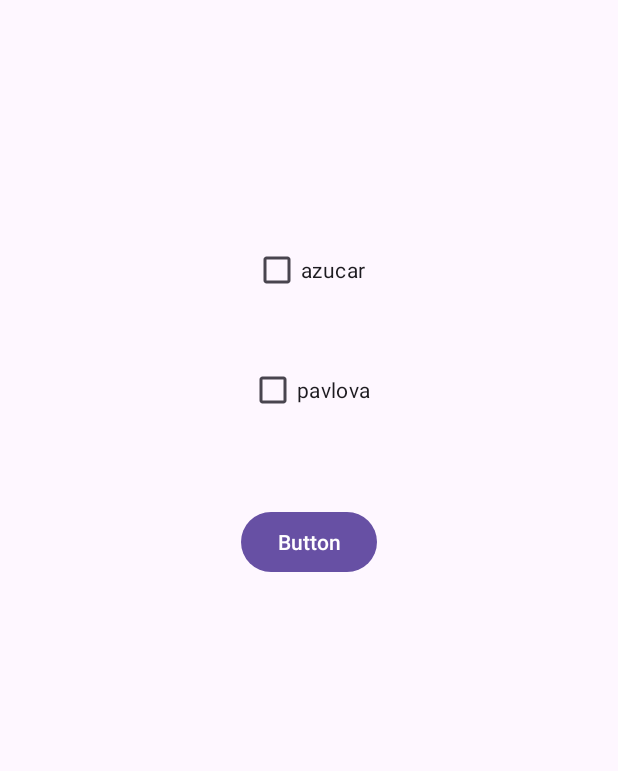
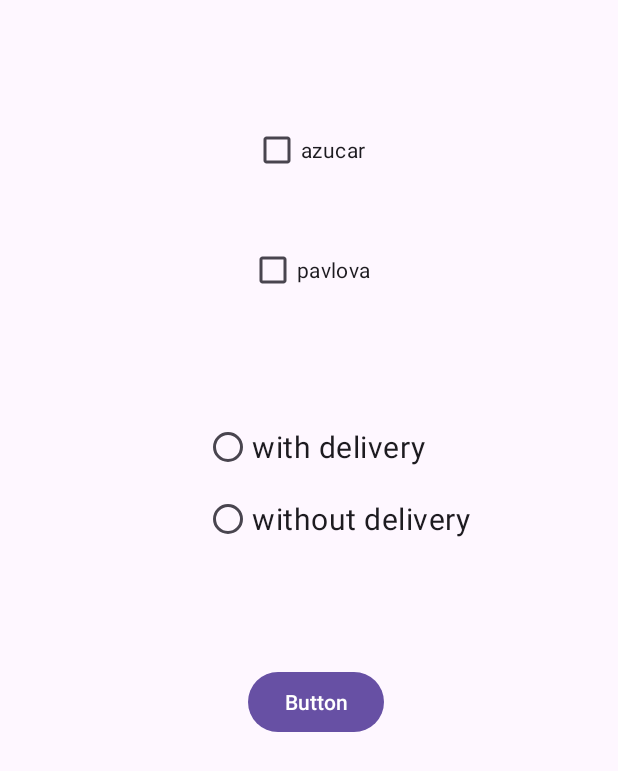
Before and after one commit to miguellofredo85/checkboxstuff, an Android app: the screen it shows after launch (MainActivity), on a phone screen of 412 x 824 dp. Shown: the top 771 px of the screen. Run offline under Robolectric (Android 15) with nearby library versions, the phone set to English and light mode, and no system bars.

Commit message:
radios playing

```diff
--- a/app/src/main/res/layout/activity_main.xml
+++ b/app/src/main/res/layout/activity_main.xml
@@ -10,7 +10,7 @@
         android:id="@+id/checkBox"
         android:layout_width="wrap_content"
         android:layout_height="wrap_content"
-        android:layout_marginTop="156dp"
+        android:layout_marginTop="76dp"
         android:text="azucar"
         app:layout_constraintEnd_toEndOf="parent"
         app:layout_constraintStart_toStartOf="parent"
@@ -20,9 +20,10 @@
         android:id="@+id/checkBox2"
         android:layout_width="wrap_content"
         android:layout_height="wrap_content"
-        android:layout_marginTop="236dp"
+        android:layout_marginTop="156dp"
         android:text="pavlova"
         app:layout_constraintEnd_toEndOf="parent"
+        app:layout_constraintHorizontal_bias="0.501"
         app:layout_constraintStart_toStartOf="parent"
         app:layout_constraintTop_toTopOf="parent" />
 
@@ -30,10 +31,51 @@
         android:id="@+id/button"
         android:layout_width="wrap_content"
         android:layout_height="wrap_content"
-        android:layout_marginTop="53dp"
+        android:layout_marginTop="240dp"
         android:text="Button"
         app:layout_constraintEnd_toEndOf="parent"
+        app:layout_constraintHorizontal_bias="0.515"
         app:layout_constraintStart_toStartOf="parent"
         app:layout_constraintTop_toBottomOf="@+id/checkBox2" />
 
+    <RadioGroup
+        android:id="@+id/radioGroup"
+        android:layout_width="400sp"
+        android:layout_height="100dp"
+        android:layout_marginBottom="48dp"
+        android:orientation="vertical"
+        app:layout_constraintBottom_toBottomOf="@+id/button"
+        app:layout_constraintEnd_toEndOf="parent"
+        app:layout_constraintStart_toStartOf="parent"
+        app:layout_constraintTop_toBottomOf="@+id/checkBox2"
+        >
+
+
+        <RadioButton
+            android:layout_width="wrap_content"
+            android:layout_height="wrap_content"
+            android:text="with delivery"
+            android:textSize="20sp"
+            app:layout_constraintBottom_toTopOf="@+id/button"
+            app:layout_constraintEnd_toEndOf="parent"
+            app:layout_constraintHorizontal_bias="0.148"
+            app:layout_constraintStart_toStartOf="parent"
+            app:layout_constraintTop_toBottomOf="@+id/checkBox2"
+            app:layout_constraintVertical_bias="1.0"
+            android:layout_marginLeft="130sp"/>
+
+        <RadioButton
+            android:id="@+id/radioButton"
+            android:layout_width="wrap_content"
+            android:layout_height="wrap_content"
+            android:text="without delivery"
+            android:textSize="20sp"
+            app:layout_constraintBottom_toTopOf="@+id/button"
+            app:layout_constraintEnd_toEndOf="parent"
+            app:layout_constraintHorizontal_bias="0.843"
+            app:layout_constraintStart_toStartOf="parent"
+            app:layout_constraintTop_toBottomOf="@+id/checkBox2"
+            app:layout_constraintVertical_bias="1.0"
+            android:layout_marginLeft="130sp"/>
+    </RadioGroup>
 </androidx.constraintlayout.widget.ConstraintLayout>
```
